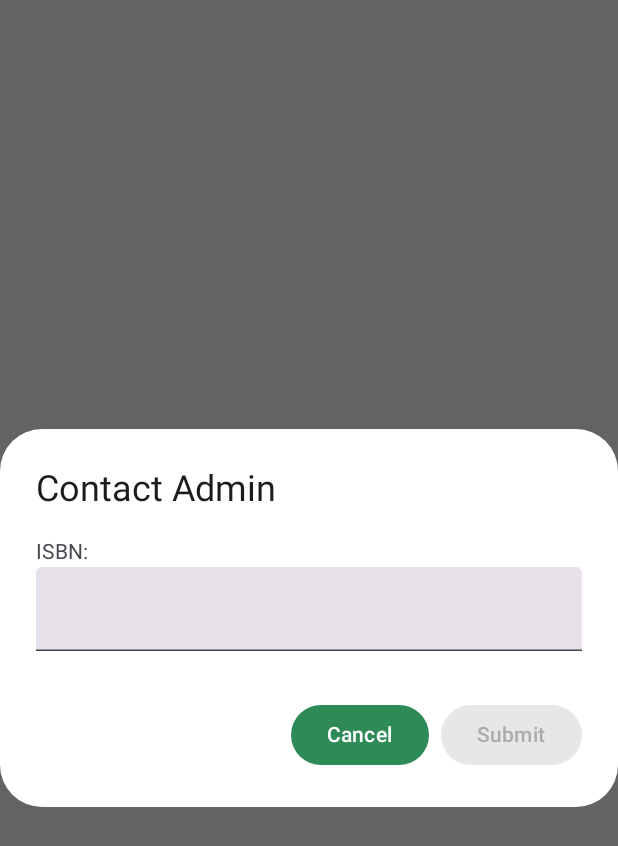
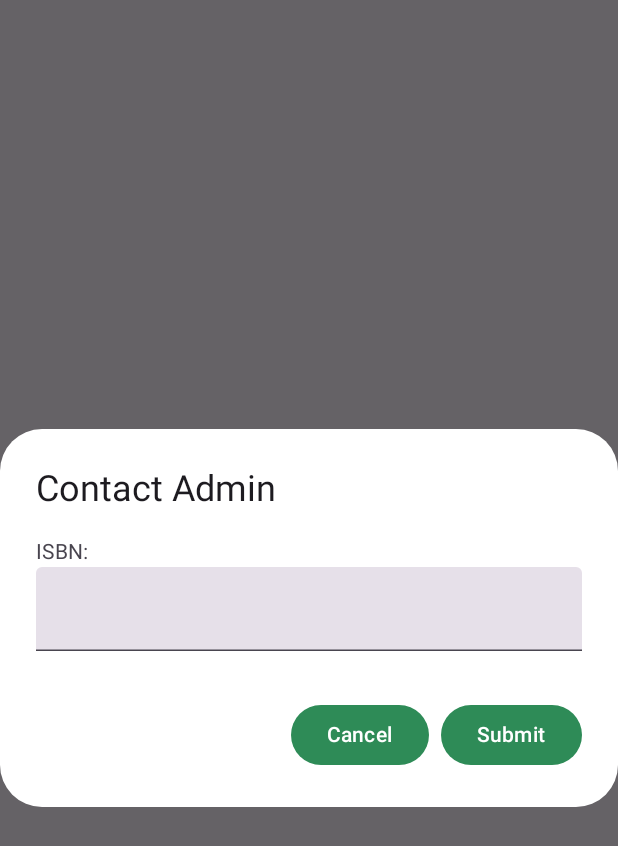
Before and after one commit to Azadkl/bookNest, an Android app built with Jetpack Compose: the composable ContactAdminDialog shown on its own in the app's theme, on a phone screen of 412 x 824 dp. Shown: the top 846 px of the screen. Run offline under Robolectric (Android 15) with nearby library versions, the phone set to English and light mode, and no system bars; pictures from the network do not load.

Commit message:
son hali her sey calisiyor.

```diff
--- a/app/src/main/java/com/example/booknest/view/BottomBarScreen.kt
+++ b/app/src/main/java/com/example/booknest/view/BottomBarScreen.kt
@@ -58,7 +58,6 @@ import androidx.compose.material3.NavigationBarItemDefaults
 import androidx.compose.material3.Scaffold
 import androidx.compose.material3.SearchBar
 import androidx.compose.material3.SearchBarDefaults
-import androidx.compose.material3.SnackbarHostState
 import androidx.compose.material3.Surface
 import androidx.compose.material3.Text
 import androidx.compose.material3.TextField
@@ -108,8 +107,7 @@ import com.example.booknest.ui.theme.PrimaryColor
 @OptIn(ExperimentalMaterial3Api::class)
 @Composable
 fun BottomBarScreen(mainNavController:NavController,modifier: Modifier=Modifier,viewModel: LoginViewModel) {
-    var showDialog by remember { mutableStateOf(false) }
-    // Dialog kontrolü için state
+    var showDialog by remember { mutableStateOf(false) } // Dialog kontrolü için state
     val navItemList = listOf(
         NavItem("Home", Icons.Default.Home),
         NavItem("Search", Icons.Default.Search),
@@ -224,11 +222,9 @@ fun BottomBarScreen(mainNavController:NavController,modifier: Modifier=Modifier,
                                     color = Color.Gray,
                                     modifier = Modifier.padding(bottom = 20.dp)
                                 )
-
                                 Button(
-
                                     onClick = {
-                                       showDialog=true
+                                        showDialog=true
                                     },
                                     colors = ButtonDefaults.buttonColors(
                                         containerColor = Color(0xFF2E8B57)
@@ -456,7 +452,7 @@ fun BottomBarScreen(mainNavController:NavController,modifier: Modifier=Modifier,
                                         .size(80.dp)
                                         .clickable {
 
-                                                viewModel.fetchProfile()
+                                            viewModel.fetchProfile()
                                             val user = viewModel.profileResponse.value
                                             Log.d("LoginViewModel", "Fetched Profile Data: $user")
 
@@ -647,7 +643,7 @@ fun ContactAdminDialog(onConfirm: (String) -> Unit, onDismiss: () -> Unit,viewMo
     var bookTitle by remember { mutableStateOf("") }
     var authorName by remember { mutableStateOf("") }
     var isbn by remember { mutableStateOf("") }
-    var enable1 = false
+
     AlertDialog(
         onDismissRequest = onDismiss,
         containerColor = Color.White,
@@ -664,13 +660,8 @@ fun ContactAdminDialog(onConfirm: (String) -> Unit, onDismiss: () -> Unit,viewMo
                 )
             }
         },
-
         confirmButton = {
-            if (isbn != ""){enable1 =true}
-            Button(
-                enabled = enable1,
-                onClick = {
-
+            Button(onClick = {
                 viewModel.postBook(isbn)
                 onConfirm(isbn)
             },
--- a/app/src/main/java/com/example/booknest/view/ReadingNow.kt
+++ b/app/src/main/java/com/example/booknest/view/ReadingNow.kt
@@ -113,6 +113,7 @@ fun ReadingNow(viewModel: LoginViewModel, navController: NavController) {
                     ) {
                         Image(
                             painter = rememberAsyncImagePainter(book.cover ?: ""),
+
                             contentDescription = book.title,
                             modifier = Modifier.size(100.dp)
                         )
@@ -199,7 +200,8 @@ fun ReadingNow(viewModel: LoginViewModel, navController: NavController) {
                         viewModel.postBookProgress(selectedBook!!.isbn,"read",100)
                     }
                     else{
-                        viewModel.postBookProgress(selectedBook!!.isbn,"reading",(pagesRead/selectedBook!!.pages)*100)
+                        viewModel.postBookProgress(selectedBook!!.isbn,"reading",(pagesRead*100/selectedBook!!.pages))
+
                     }
                     showBottomSheet = false
                 }
@@ -226,7 +228,9 @@ fun BottomSheet_2(
         shape = RoundedCornerShape(0.dp)
     ) {
         Column(
-            modifier = Modifier.fillMaxSize().background(Color.Transparent),
+            modifier = Modifier
+                .fillMaxSize()
+                .background(Color.Transparent),
             horizontalAlignment = Alignment.CenterHorizontally
         ) {
             Text(
```
Also changed, not shown: app/src/main/java/com/example/booknest/ViewModel/LoginViewModel.kt (+4 -4 lines).
